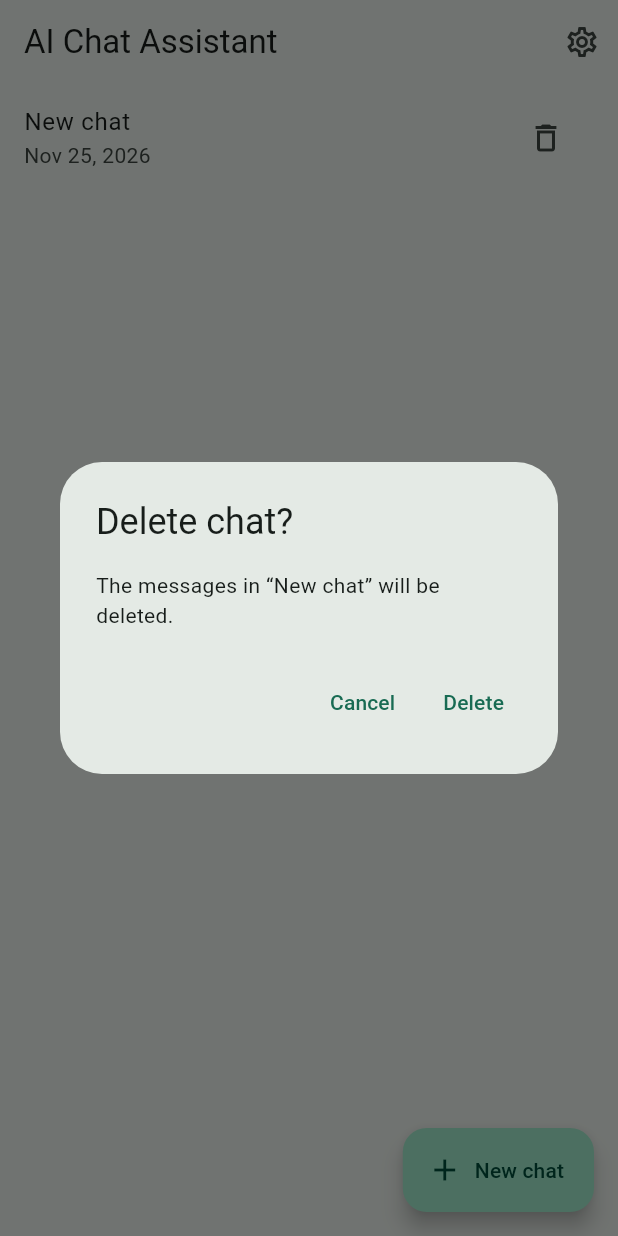
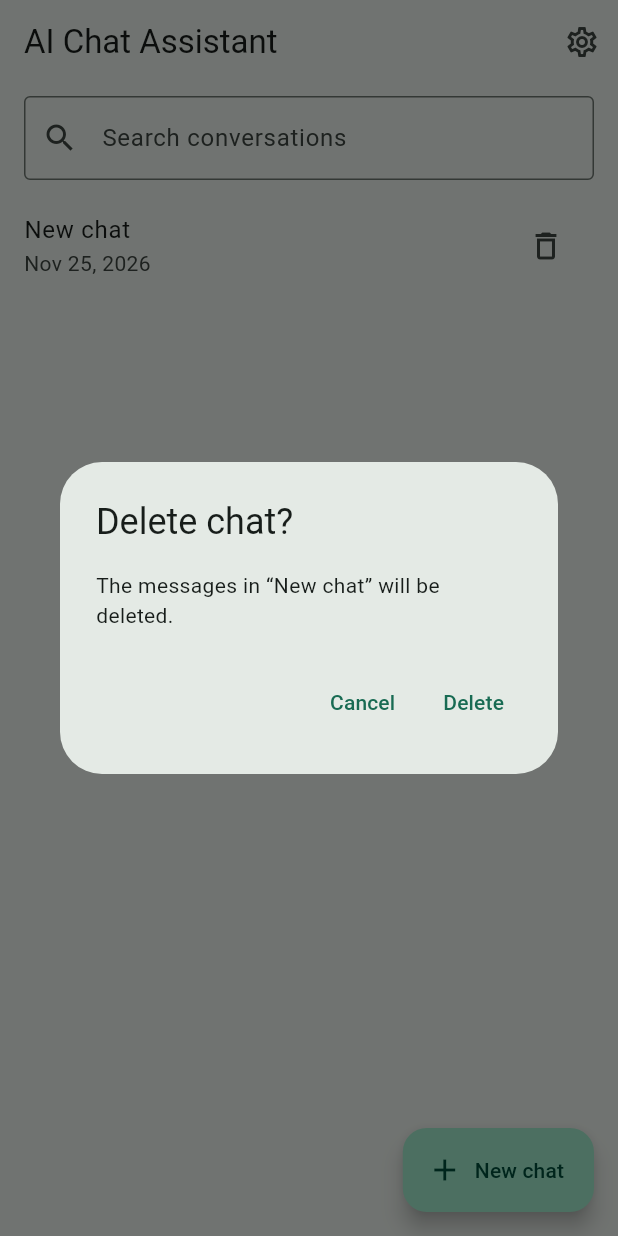
Before and after one commit to anandanmol1010/AI-Chat-Assistant-Assessment, a Flutter app: the screen it shows after launch, after a tap on "New chat", after a tap on the "delete outline" icon, on a phone screen of 412 x 824 dp. Run offline on Flutter 3.47's test engine with Material 3 defaults, Android fonts, the phone set to English and light mode, and no system bars; our stand-ins replace bloc_concurrency, dio, flutter_bloc, flutter_markdown_plus, flutter_secure_storage, fpdart and 1 more; accounts and stored records are empty.

Commit message:
Add offline conversation search

```diff
--- a/lib/data/datasources/history_local_data_source.dart
+++ b/lib/data/datasources/history_local_data_source.dart
@@ -9,11 +9,22 @@ class HistoryLocalDataSource {
 
   final Database _database;
 
-  Future<List<Conversation>> list() async {
-    final rows = await _database.query(
-      'conversations',
-      orderBy: 'updated_at DESC, id',
-    );
+  Future<List<Conversation>> list({String query = ''}) async {
+    final term = query.trim();
+    final rows = term.isEmpty
+        ? await _database.query('conversations', orderBy: 'updated_at DESC, id')
+        : await _database.rawQuery(
+            """
+            SELECT c.* FROM conversations c
+            WHERE instr(lower(c.title), lower(?)) > 0 OR EXISTS (
+              SELECT 1 FROM messages m
+              WHERE m.conversation_id = c.id
+                AND instr(lower(m.content), lower(?)) > 0
+            )
+            ORDER BY c.updated_at DESC, c.id
+          """,
+            [term, term],
+          );
     return rows.map(conversationFromRow).toList(growable: false);
   }
 
--- a/lib/data/repositories/sqlite_conversation_repository.dart
+++ b/lib/data/repositories/sqlite_conversation_repository.dart
@@ -14,7 +14,8 @@ class SqliteConversationRepository implements ConversationRepository {
   final HistoryLocalDataSource _local;
 
   @override
-  Future<Either<Failure, List<Conversation>>> list() => _read(_local.list);
+  Future<Either<Failure, List<Conversation>>> list({String query = ''}) =>
+      _read(() => _local.list(query: query));
 
   @override
   Future<Either<Failure, Conversation?>> find(String id) =>
--- a/lib/domain/repositories/conversation_repository.dart
+++ b/lib/domain/repositories/conversation_repository.dart
@@ -5,7 +5,7 @@ import '../entities/conversation.dart';
 import '../entities/message.dart';
 
 abstract interface class ConversationRepository {
-  Future<Either<Failure, List<Conversation>>> list();
+  Future<Either<Failure, List<Conversation>>> list({String query = ''});
   Future<Either<Failure, Conversation?>> find(String id);
   Future<Either<Failure, Conversation>> create();
   Future<Either<Failure, Unit>> delete(String id);
--- a/lib/domain/usecases/conversations.dart
+++ b/lib/domain/usecases/conversations.dart
@@ -9,7 +9,8 @@ class GetConversations {
   const GetConversations(this.repository);
   final ConversationRepository repository;
 
-  Future<Either<Failure, List<Conversation>>> call() => repository.list();
+  Future<Either<Failure, List<Conversation>>> call({String query = ''}) =>
+      repository.list(query: query);
 }
 
 class CreateConversation {
--- a/lib/presentation/blocs/conversation_bloc.dart
+++ b/lib/presentation/blocs/conversation_bloc.dart
@@ -10,6 +10,11 @@ sealed class ConversationEvent {
 
 final class ConversationsRequested extends ConversationEvent {
   const ConversationsRequested();
+}
+
+final class ConversationSearchChanged extends ConversationEvent {
+  const ConversationSearchChanged(this.query);
+  final String query;
 }
 
 final class ConversationCreated extends ConversationEvent {
@@ -38,6 +43,10 @@ final class ConversationEmpty extends ConversationState {
   const ConversationEmpty();
 }
 
+final class ConversationNoMatches extends ConversationState {
+  const ConversationNoMatches();
+}
+
 final class ConversationLoaded extends ConversationState {
   const ConversationLoaded(this.conversations, {this.opened});
   final List<Conversation> conversations;
@@ -63,6 +72,7 @@ class ConversationBloc extends Bloc<ConversationEvent, ConversationState> {
   final CreateConversation _create;
   final GetConversation _find;
   final DeleteConversation _delete;
+  String _query = '';
 
   Future<void> _handle(
     ConversationEvent event,
@@ -71,6 +81,11 @@ class ConversationBloc extends Bloc<ConversationEvent, ConversationState> {
     switch (event) {
       case ConversationsRequested():
         emit(const ConversationLoading());
+        await _refresh(emit);
+      case ConversationSearchChanged(:final query):
+        final term = query.trim();
+        if (term == _query) return;
+        _query = term;
         await _refresh(emit);
       case ConversationCreated():
         final result = await _create();
@@ -100,13 +115,18 @@ class ConversationBloc extends Bloc<ConversationEvent, ConversationState> {
     Emitter<ConversationState> emit, {
     Conversation? opened,
   }) async {
-    final result = await _list();
+    final result = await _list(query: _query);
     emit(
       result.match(
         (_) => const ConversationError('Could not load your conversations.'),
-        (chats) => chats.isEmpty
-            ? const ConversationEmpty()
-            : ConversationLoaded(List.unmodifiable(chats), opened: opened),
+        (chats) {
+          if (chats.isNotEmpty || opened != null) {
+            return ConversationLoaded(List.unmodifiable(chats), opened: opened);
+          }
+          return _query.isEmpty
+              ? const ConversationEmpty()
+              : const ConversationNoMatches();
+        },
       ),
     );
   }
--- a/lib/presentation/screens/conversations_screen.dart
+++ b/lib/presentation/screens/conversations_screen.dart
@@ -43,12 +43,32 @@ class ConversationsScreen extends StatelessWidget {
               ),
             ],
           ),
-          body: switch (state) {
+          body: Column(
+            children: [
+              Padding(
+                padding: const EdgeInsets.fromLTRB(16, 8, 16, 8),
+                child: TextField(
+                  onChanged: (query) =>
+                      bloc.add(ConversationSearchChanged(query)),
+                  textInputAction: TextInputAction.search,
+                  decoration: const InputDecoration(
+                    prefixIcon: Icon(Icons.search),
+                    labelText: 'Search conversations',
+                    hintText: 'Search titles and messages',
+                    border: OutlineInputBorder(),
+                  ),
+                ),
+              ),
+              Expanded(
+                child: switch (state) {
                   ConversationLoading() => const Center(
                     child: CircularProgressIndicator(),
                   ),
                   ConversationEmpty() => const Center(
                     child: Text('No conversations yet.'),
+                  ),
+                  ConversationNoMatches() => const Center(
+                    child: Text('No conversations match your search.'),
                   ),
                   ConversationError(:final message) => Center(
                     child: Column(
@@ -56,13 +76,15 @@ class ConversationsScreen extends StatelessWidget {
                       children: [
                         Text(message),
                         TextButton(
-                    onPressed: () => bloc.add(const ConversationsRequested()),
+                          onPressed: () =>
+                              bloc.add(const ConversationsRequested()),
                           child: const Text('Reload'),
                         ),
                       ],
                     ),
                   ),
                   ConversationLoaded(:final conversations) => ListView.builder(
+                    padding: const EdgeInsets.only(bottom: 88),
                     itemCount: conversations.length,
                     itemBuilder: (context, index) {
                       final chat = conversations[index];
@@ -87,8 +109,12 @@ class ConversationsScreen extends StatelessWidget {
                     },
                   ),
                 },
+              ),
+            ],
+          ),
           floatingActionButton: switch (state) {
             ConversationEmpty() ||
+            ConversationNoMatches() ||
             ConversationLoaded() => FloatingActionButton.extended(
               onPressed: () => bloc.add(const ConversationCreated()),
               icon: const Icon(Icons.add),
```
Also changed, not shown: 4 other files. Lines whose indentation alone changed are shown as unchanged.
